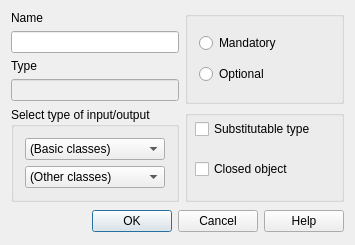
Before: the Qt Designer form lavape/src/LavaPE_UI/idd_iobox.ui in berkus/lavape, drawn with Qt 5.
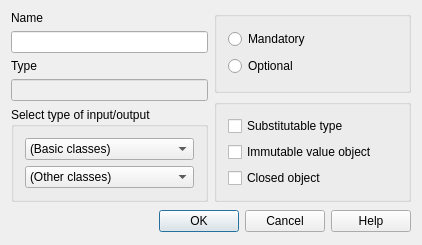
After: the same form once the commit is applied.

```diff
--- a/lavape/src/LavaPE_UI/idd_iobox.ui
+++ b/lavape/src/LavaPE_UI/idd_iobox.ui
@@ -5,7 +5,7 @@
    <rect>
     <x>0</x>
     <y>0</y>
-    <width>355</width>
+    <width>422</width>
     <height>236</height>
    </rect>
   </property>
@@ -208,15 +208,9 @@
            <verstretch>0</verstretch>
           </sizepolicy>
          </property>
+         <layout class="QVBoxLayout" >
+          <item>
          <widget class="QCheckBox" name="Substitutable" >
-          <property name="geometry" >
-           <rect>
-            <x>10</x>
-            <y>10</y>
-            <width>161</width>
-            <height>18</height>
-           </rect>
-          </property>
           <property name="sizePolicy" >
            <sizepolicy vsizetype="Fixed" hsizetype="MinimumExpanding" >
             <horstretch>0</horstretch>
@@ -230,15 +224,16 @@
            <string>Substitutable type</string>
           </property>
          </widget>
+          </item>
+          <item>
+           <widget class="QCheckBox" name="Immutable" >
+            <property name="text" >
+             <string>Immutable value object</string>
+            </property>
+           </widget>
+          </item>
+          <item>
          <widget class="QCheckBox" name="Closed" >
-          <property name="geometry" >
-           <rect>
-            <x>10</x>
-            <y>50</y>
-            <width>161</width>
-            <height>18</height>
-           </rect>
-          </property>
           <property name="toolTip" >
            <string>Possibly still incomplete object</string>
           </property>
@@ -249,6 +244,8 @@
            <string>Closed object</string>
           </property>
          </widget>
+          </item>
+         </layout>
         </widget>
        </item>
       </layout>
```
Lines whose indentation alone changed are shown as unchanged.
